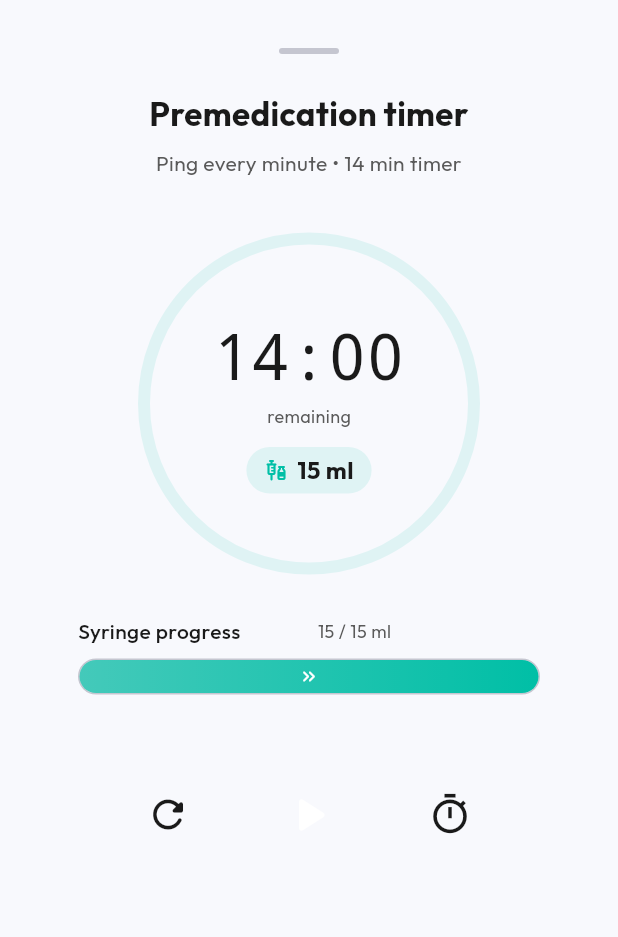
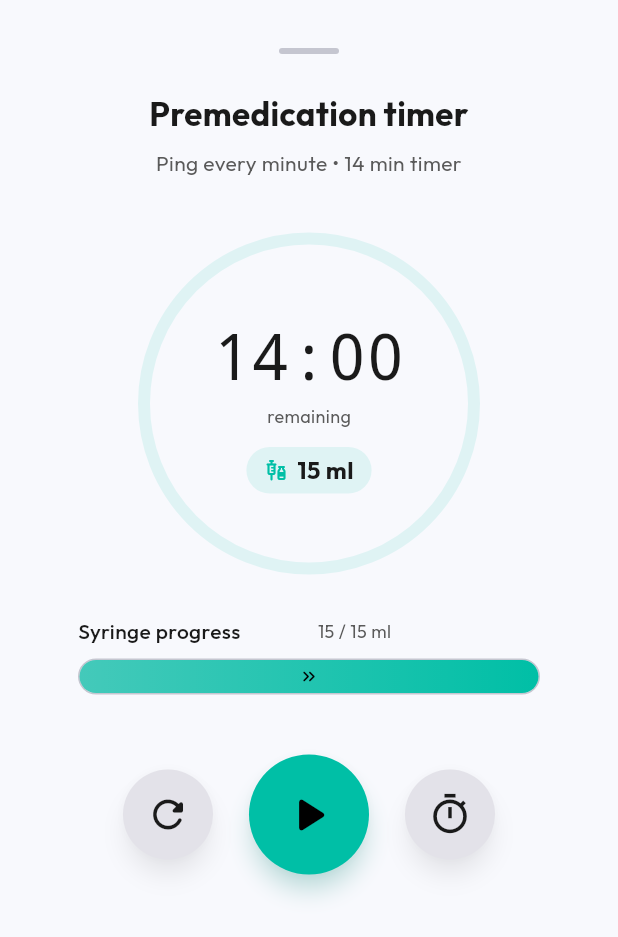
Before and after one commit to bmachek/CIDPbuddy, a Flutter app: the PremedicationTimerModal widget shown alone on an empty page, opened directly, on a phone screen of 412 x 824 dp. Shown: the top 937 px of the screen. Run offline on Flutter 3.47's test engine with Material 3 defaults, Android fonts, the phone set to English and light mode, and no system bars; our stand-ins replace audioplayers, drift, file_picker, fl_chart, flutter_local_notifications, flutter_timezone and 9 more; missing offline and left inert: disable_battery_optimization, flutter_background_service, google_mlkit_text_recognition, mobile_scanner, restart_app, saf_stream and 2 more; accounts and stored records are empty; generated files the repository leaves out were written again; statements that could not run were skipped.

Commit message:
fix(timer): make the infusion timer's controls visible in both themes
The play/pause button was a black circle-less icon on a dark background in
dark mode, and a white one on a light background in light mode. Neither
circle was ever painted: `_buildControlButton` wrapped its decoration in an
`Ink`, and `Ink` does not paint itself — it registers the decoration with
the nearest Material ancestor, which is the bottom sheet's. A Material
paints its ink features *below* its child, so the modal's own opaque
background container covered all three circles, the drop shadows and the
tap ripple with them. All that survived was the icon, in `onTertiary`.

Each control now owns a Material with a CircleBorder, so the fill, the
elevation and the ripple are painted where the button is, independently of
what sits between the sheet and the button.

`onTertiary` was wrong in the light theme on top of that: emerald #00BFA6 is
a light colour, so the white it promised reaches 2.3:1 against it where
black reaches 9:1. The dark theme already used black; the light one now
does too, which also fixes the arrow on the syringe progress bar.

The sheet joins the page catalog, so the accessibility and layout suites
render it in five languages and both themes from now on — it is where a
patient looks for the length of an infusion, and it was the one screen the
UI checks never saw.

Co-Authored-By: Claude Opus 5 <noreply@anthropic.com>
Claude-Session: https://claude.ai/code/session_01UVXbFTs9NZi9ZE2HAxoaR5

```diff
--- a/lib/core/theme/app_theme.dart
+++ b/lib/core/theme/app_theme.dart
@@ -27,7 +27,10 @@ class AppTheme {
       secondary: const Color(0xFF4F7396),
       onSecondary: Colors.white,
       tertiary: accentEmerald,
-      onTertiary: Colors.white,
+      // Emerald is a light colour: white on it is 2.3:1, black 9:1. The dark
+      // theme already got this right; the light one claimed white was legible
+      // on the timer's play button and the syringe bar.
+      onTertiary: Colors.black,
       // Red 700: 4.9:1 on white, so error text passes WCAG AA at body size
       // (the previous E53935 managed 4.1:1).
       error: const Color(0xFFD32F2F),
--- a/lib/features/diary/widgets/premedication_timer_modal.dart
+++ b/lib/features/diary/widgets/premedication_timer_modal.dart
@@ -378,33 +378,35 @@ class _PremedicationTimerModalState extends State<PremedicationTimerModal> {
     // The tooltip is what a screen reader announces (like IconButton does
     // it); the Semantics wrapper marks the node as a button and reflects the
     // disabled state.
+    //
+    // The circle has to be painted by a Material of its own, not by an `Ink`
+    // decoration: `Ink` hands its decoration to the nearest Material ancestor,
+    // which here is the bottom sheet's — and that Material paints its ink
+    // features *below* its child, so the modal's own opaque background
+    // container covered every circle. All that was left of the play button
+    // was its icon, in onTertiary: white on the light background, black on
+    // the dark one, invisible either way.
     return Tooltip(
       message: tooltip,
       child: Semantics(
         button: true,
         enabled: enabled,
+        child: Material(
+          color: enabled ? color : color.withValues(alpha: 0.5),
+          shape: const CircleBorder(),
+          elevation: enabled ? 6 : 0,
+          shadowColor: color.withValues(alpha: 0.4),
           child: InkWell(
             onTap: onPressed,
             customBorder: const CircleBorder(),
-          child: Ink(
+            child: SizedBox(
               width: size,
               height: size,
-            decoration: BoxDecoration(
-              color: enabled ? color : color.withValues(alpha: 0.5),
-              shape: BoxShape.circle,
-              boxShadow: [
-                if (enabled)
-                  BoxShadow(
-                    color: color.withValues(alpha: 0.3),
-                    blurRadius: 10,
-                    offset: const Offset(0, 4),
-                  ),
-              ],
-            ),
               child: Icon(
                 icon,
                 color: enabled ? iconColor : iconColor.withValues(alpha: 0.6),
                 size: size * 0.5,
+              ),
             ),
           ),
         ),
```
Also changed, not shown: 1 other file. Lines whose indentation alone changed are shown as unchanged.
